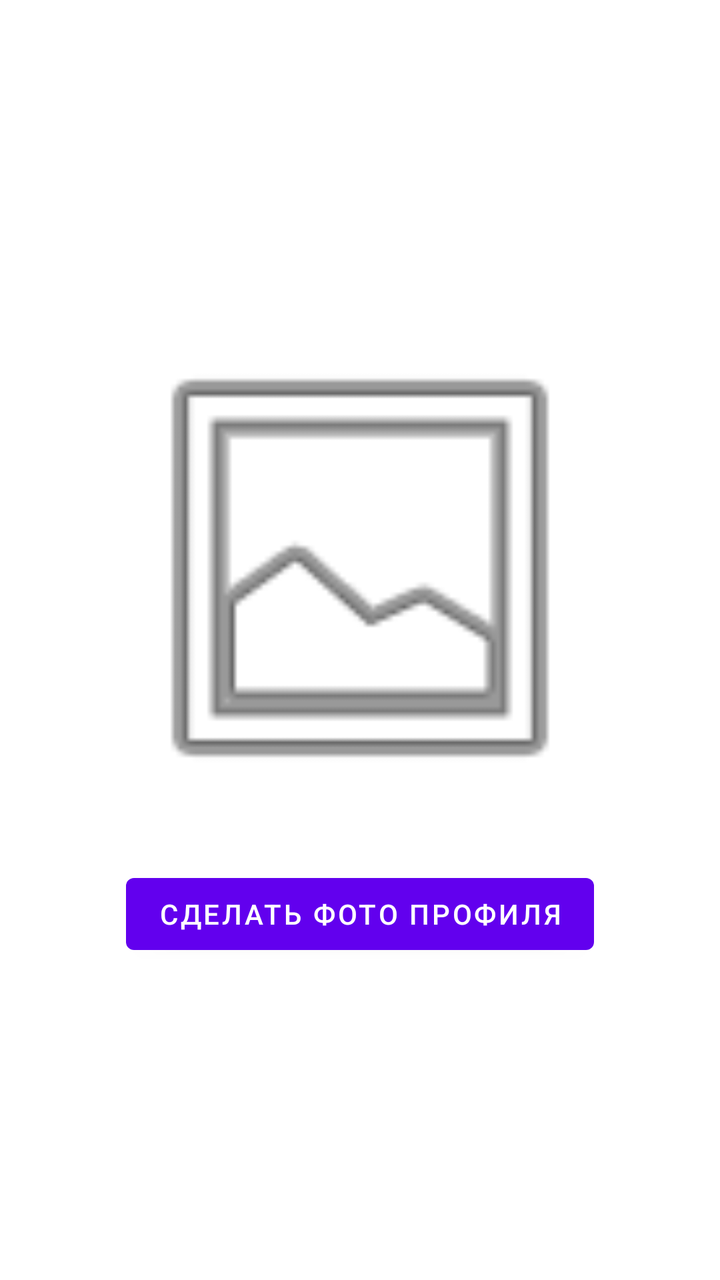
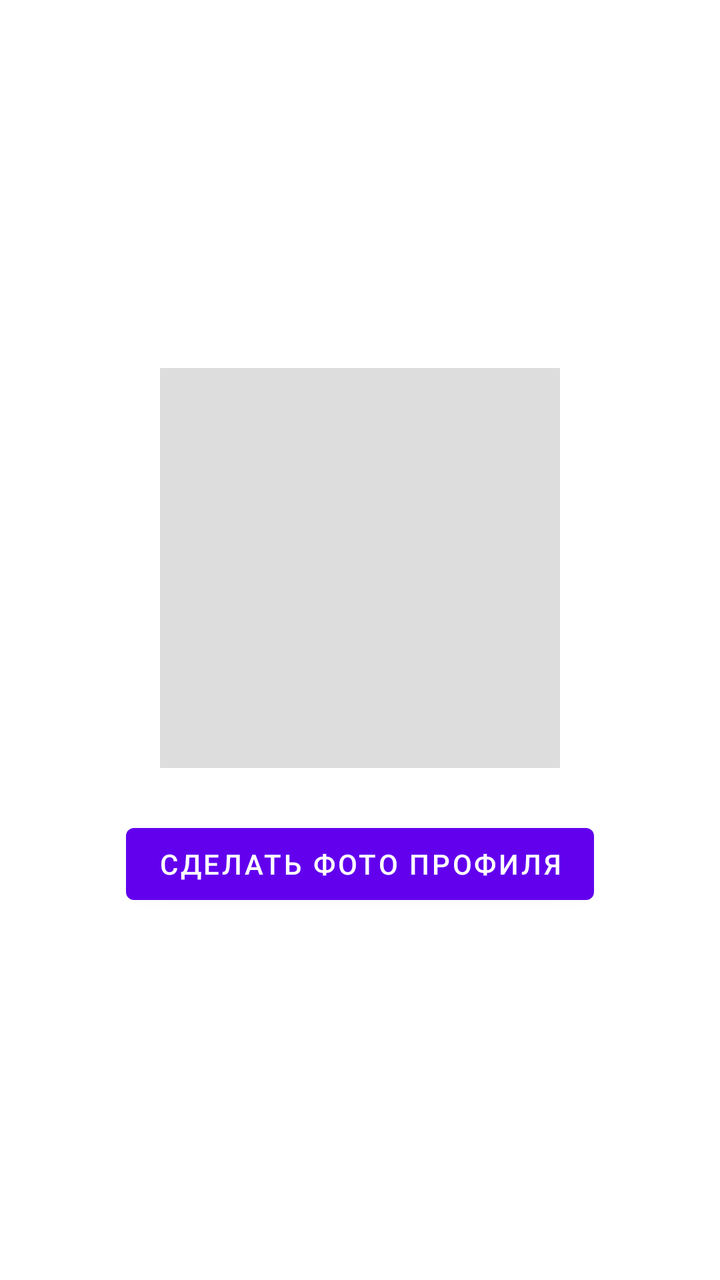

Before-and-after screenshots of an Android layout around one commit, followed by the original layout XML and the change that was made.
<!-- AndroidManifest.xml: application theme Theme.MireaProject -->
<!-- res/layout/fragment_camera.xml -->
<?xml version="1.0" encoding="utf-8"?>
<LinearLayout xmlns:android="http://schemas.android.com/apk/res/android"
    android:layout_width="match_parent"
    android:layout_height="match_parent"
    android:gravity="center"
    android:orientation="vertical"
    android:padding="16dp">

    <ImageView
        android:id="@+id/imageViewAvatar"
        android:layout_width="250dp"
        android:layout_height="250dp"
        android:layout_marginBottom="24dp"
        android:src="@android:drawable/ic_menu_gallery"
        android:scaleType="centerCrop" />

    <Button
        android:id="@+id/buttonMakePhoto"
        android:layout_width="wrap_content"
        android:layout_height="wrap_content"
        android:text="Сделать фото профиля" />
</LinearLayout>
<!-- resources referenced by this layout -->
<resources>
  <style name="Theme.MireaProject" parent="Theme.MaterialComponents.DayNight.DarkActionBar">
          
          <item name="colorPrimary">@color/purple_500</item>
          <item name="colorPrimaryVariant">@color/purple_700</item>
          <item name="colorOnPrimary">@color/white</item>
          
          <item name="colorSecondary">@color/teal_200</item>
          <item name="colorSecondaryVariant">@color/teal_700</item>
          <item name="colorOnSecondary">@color/black</item>
          
          <item name="android:statusBarColor">?attr/colorPrimaryVariant</item>
          
      </style>
  <color name="purple_500">#FF6200EE</color>
  <color name="purple_700">#FF3700B3</color>
  <color name="white">#FFFFFFFF</color>
  <color name="teal_200">#FF03DAC5</color>
  <color name="teal_700">#FF018786</color>
  <color name="black">#FF000000</color>
</resources>

<!-- the commit's change to res/layout/fragment_camera.xml (unified diff, before → after) -->
@@ -2,21 +2,21 @@
 <LinearLayout xmlns:android="http://schemas.android.com/apk/res/android"
     android:layout_width="match_parent"
     android:layout_height="match_parent"
+    android:orientation="vertical"
     android:gravity="center"
-    android:orientation="vertical"
     android:padding="16dp">
 
     <ImageView
-        android:id="@+id/imageViewAvatar"
-        android:layout_width="250dp"
-        android:layout_height="250dp"
-        android:layout_marginBottom="24dp"
-        android:src="@android:drawable/ic_menu_gallery"
-        android:scaleType="centerCrop" />
+        android:id="@+id/profileImageView"
+        android:layout_width="200dp"
+        android:layout_height="200dp"
+        android:background="#DDDDDD"
+        android:scaleType="centerCrop"/>
 
     <Button
-        android:id="@+id/buttonMakePhoto"
+        android:id="@+id/btnTakePhoto"
         android:layout_width="wrap_content"
         android:layout_height="wrap_content"
+        android:layout_marginTop="24dp"
         android:text="Сделать фото профиля" />
 </LinearLayout>
